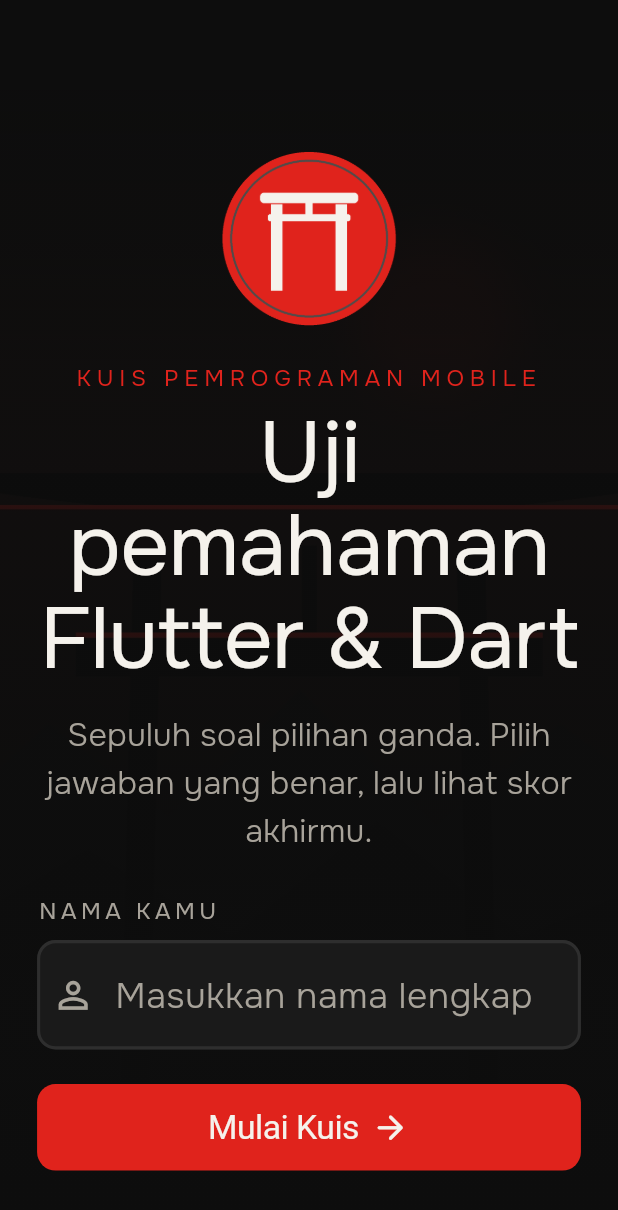
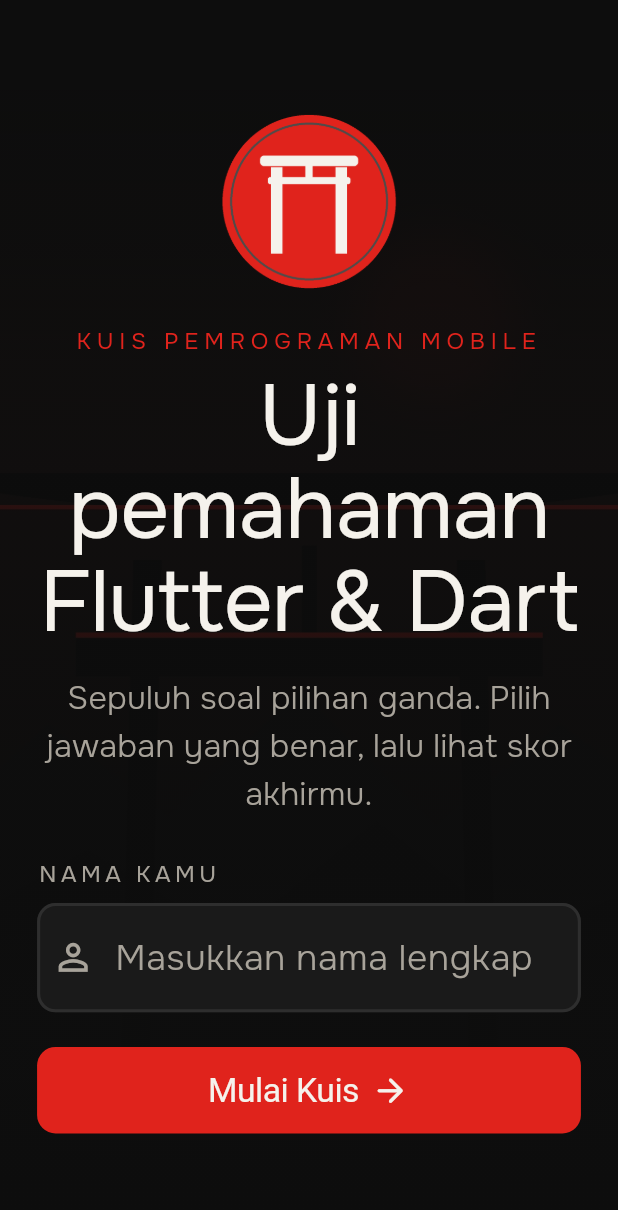
Before and after one commit to Frito-Radestya/UTS_LAB_Pemrograman-Mobile-5, a Flutter app: the screen it shows after launch, on a phone screen of 412 x 824 dp. Shown: the top 1210 px of the screen. Run offline on Flutter 3.47's test engine with Material 3 defaults, Android fonts, the phone set to English and light mode, and no system bars.

Commit message:
fix: layout responsif dan keamanan state saat rotasi

```diff
--- a/lib/pages/quiz_page.dart
+++ b/lib/pages/quiz_page.dart
@@ -37,12 +37,16 @@
       body: AppBackground(
         child: LayoutBuilder(
           builder: (context, constraints) {
+            final minHeight = (constraints.maxHeight -
+                    responsive.pagePadding * 2)
+                .clamp(0.0, double.infinity);
+
             return SingleChildScrollView(
               // Key berubah tiap soal agar posisi scroll kembali ke atas.
               key: ValueKey<int>(provider.currentIndex),
               padding: EdgeInsets.all(responsive.pagePadding),
               child: ConstrainedBox(
-                constraints: BoxConstraints(minHeight: constraints.maxHeight),
+                constraints: BoxConstraints(minHeight: minHeight),
                 child: Center(
                   child: ConstrainedBox(
                     constraints: BoxConstraints(
--- a/lib/pages/result_page.dart
+++ b/lib/pages/result_page.dart
@@ -55,10 +55,14 @@
       body: AppBackground(
         child: LayoutBuilder(
           builder: (context, constraints) {
+            final minHeight = (constraints.maxHeight -
+                    responsive.pagePadding * 2)
+                .clamp(0.0, double.infinity);
+
             return SingleChildScrollView(
               padding: EdgeInsets.all(responsive.pagePadding),
               child: ConstrainedBox(
-                constraints: BoxConstraints(minHeight: constraints.maxHeight),
+                constraints: BoxConstraints(minHeight: minHeight),
                 child: Center(
                   child: ConstrainedBox(
                     constraints: BoxConstraints(
--- a/lib/pages/welcome_page.dart
+++ b/lib/pages/welcome_page.dart
@@ -33,8 +33,7 @@
     }
 
     // Simpan nama ke provider agar dipakai di halaman kuis dan hasil.
-    final provider = context.read<QuizProvider>();
-    provider.setName(_nameController.text);
+    context.read<QuizProvider>().setName(_nameController.text);
 
     // Ganti halaman nama dengan halaman kuis memakai transisi fade.
     // pushReplacement mencegah tombol back kembali ke input nama.
@@ -52,28 +51,10 @@
     );
   }
 
-  @override
-  Widget build(BuildContext context) {
-    final responsive = Responsive(context);
-    final logoSize = responsive.heroIconSize;
-
-    return Scaffold(
-      body: AppBackground(
-        child: LayoutBuilder(
-          builder: (context, constraints) {
-            return SingleChildScrollView(
-              padding: EdgeInsets.all(responsive.pagePadding),
-              child: ConstrainedBox(
-                constraints: BoxConstraints(minHeight: constraints.maxHeight),
-                child: Center(
-                  child: ConstrainedBox(
-                    constraints: BoxConstraints(
-                      maxWidth: responsive.contentWidth,
-                    ),
-                    child: Form(
-                      key: _formKey,
-                      child: Column(
-                        mainAxisAlignment: MainAxisAlignment.center,
+  /// Bagian logo dan judul. Dipakai di portrait maupun landscape.
+  Widget _buildBranding(Responsive responsive, double logoSize) {
+    return Column(
+      mainAxisSize: MainAxisSize.min,
       crossAxisAlignment: CrossAxisAlignment.stretch,
       children: [
         Center(
@@ -119,7 +100,16 @@
             color: AppColors.textSecondary,
           ),
         ),
-                          SizedBox(height: responsive.gap * 1.6),
+      ],
+    );
+  }
+
+  /// Bagian input nama dan tombol mulai.
+  Widget _buildForm(Responsive responsive) {
+    return Column(
+      mainAxisSize: MainAxisSize.min,
+      crossAxisAlignment: CrossAxisAlignment.stretch,
+      children: [
         Text(
           'NAMA KAMU',
           style: TextStyle(
@@ -175,8 +165,58 @@
           onPressed: _startQuiz,
         ),
       ],
+    );
+  }
+
+  @override
+  Widget build(BuildContext context) {
+    final responsive = Responsive(context);
+    final logoSize = responsive.isLandscape
+        ? responsive.shortestSide * 0.22
+        : responsive.heroIconSize;
+
+    return Scaffold(
+      body: AppBackground(
+        child: LayoutBuilder(
+          builder: (context, constraints) {
+            final minHeight = (constraints.maxHeight -
+                    responsive.pagePadding * 2)
+                .clamp(0.0, double.infinity);
+
+            final branding = _buildBranding(responsive, logoSize);
+            final form = _buildForm(responsive);
+
+            // Di landscape, branding dan form disusun berdampingan
+            // supaya tidak terlalu panjang ke bawah.
+            final content = responsive.isLandscape
+                ? Row(
+                    crossAxisAlignment: CrossAxisAlignment.center,
+                    children: [
+                      Expanded(child: branding),
+                      SizedBox(width: responsive.pagePadding),
+                      Expanded(child: form),
+                    ],
+                  )
+                : Column(
+                    mainAxisAlignment: MainAxisAlignment.center,
+                    crossAxisAlignment: CrossAxisAlignment.stretch,
+                    children: [
+                      branding,
+                      SizedBox(height: responsive.gap * 1.6),
+                      form,
+                    ],
+                  );
+
+            return SingleChildScrollView(
+              padding: EdgeInsets.all(responsive.pagePadding),
+              child: ConstrainedBox(
+                constraints: BoxConstraints(minHeight: minHeight),
+                child: Center(
+                  child: ConstrainedBox(
+                    constraints: BoxConstraints(
+                      maxWidth: responsive.contentWidth,
                     ),
-                    ),
+                    child: Form(key: _formKey, child: content),
                   ),
                 ),
               ),
```
Also changed, not shown: 2 other files. Lines whose indentation alone changed are shown as unchanged.
